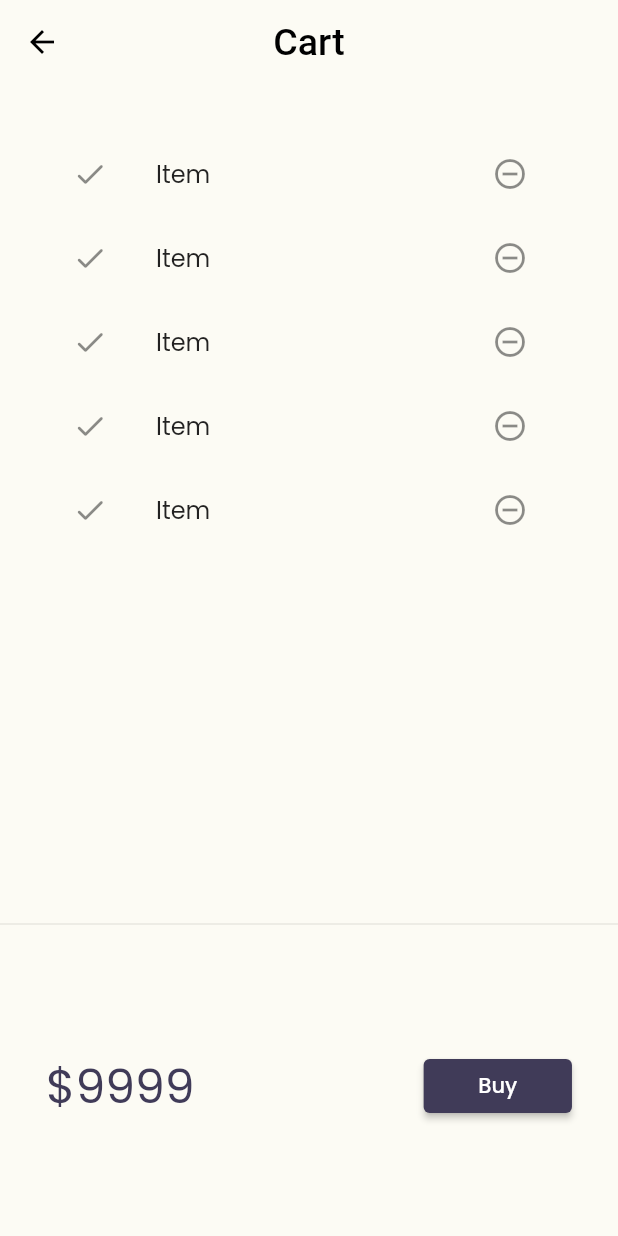
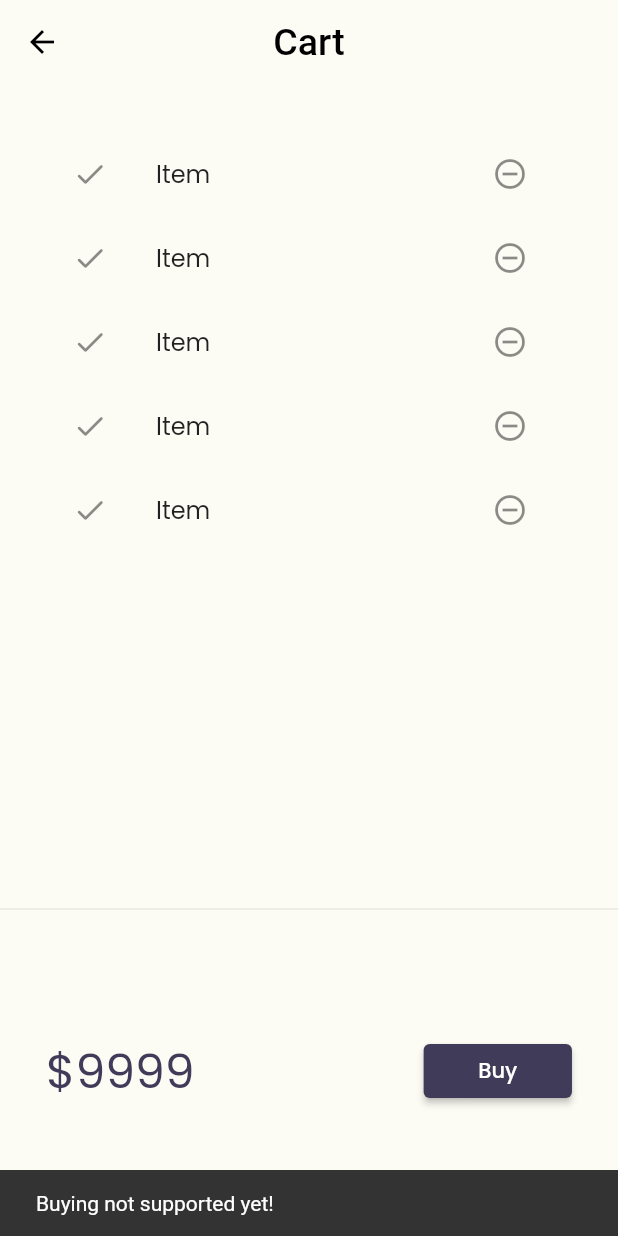
Before and after one commit to aisha086/30daysofFlutterByCodepur, a Flutter app: the CartPage screen opened by its route, after a tap on "Buy", on a phone screen of 412 x 824 dp. Run offline on Flutter 3.47's test engine with Material 2 defaults, Android fonts, the phone set to English and light mode, and no system bars; our stand-ins replace google_fonts, velocity_x; network calls fail.

Commit message:
Day 21 Completed

```diff
--- a/lib/models/catalog.dart
+++ b/lib/models/catalog.dart
@@ -2,7 +2,7 @@
   static List<Item> items = [];
 
   //Get item by id
-static Item getById(int id) => items.firstWhere((element) => element.id == id, orElse: null);
+  Item getById(int id) => items.firstWhere((element) => element.id == id, orElse: null);
 
 //Get item by position
 static Item getByPosition(int pos) => items[pos];
--- a/lib/pages/cart_page.dart
+++ b/lib/pages/cart_page.dart
@@ -10,12 +10,11 @@
       backgroundColor: context.canvasColor,
       appBar: AppBar(
         backgroundColor: Colors.transparent,
-        title:  const Text("Cart", style: TextStyle(
-          fontSize: 25
-        )),
+        title: const Text("Cart", style: TextStyle(fontSize: 25)),
         centerTitle: true,
       ),
       body: Column(
+        mainAxisAlignment: MainAxisAlignment.spaceBetween,
         children: [
           const _CartList().p32().expand(),
           const Divider(),
@@ -23,7 +22,6 @@
         ],
       ),
     );
-
   }
 }
 
@@ -32,17 +30,21 @@
 
   @override
   Widget build(BuildContext context) {
-    return SizedBox(
+    return Container(
       height: 200,
+      margin: const EdgeInsets.only(bottom: 10),
       child: Row(
         mainAxisAlignment: MainAxisAlignment.spaceAround,
         children: [
           "\$9999".text.xl4.color(context.theme.indicatorColor).make(),
           30.widthBox,
           ElevatedButton(
-              onPressed: (){},
-              child: "Buy".text.make()
-          ).w24(context)
+                  onPressed: () {
+                    ScaffoldMessenger.of(context).showSnackBar(
+                        const SnackBar(content: Text("Buying not supported yet!")));
+                  },
+                  child: "Buy".text.make())
+              .w24(context)
         ],
       ),
     );
@@ -60,8 +62,8 @@
   @override
   Widget build(BuildContext context) {
     return ListView.builder(
-      itemCount: 5,
-        itemBuilder: (context,index){
+        itemCount: 5,
+        itemBuilder: (context, index) {
           return ListTile(
             leading: const Icon(Icons.done_rounded),
             trailing: IconButton(
@@ -70,7 +72,6 @@
             ),
             title: "Item".text.make(),
           );
-        }
-    );
+        });
   }
 }
```
Also changed, not shown: lib/models/cart.dart (added, +32 -0 lines).
